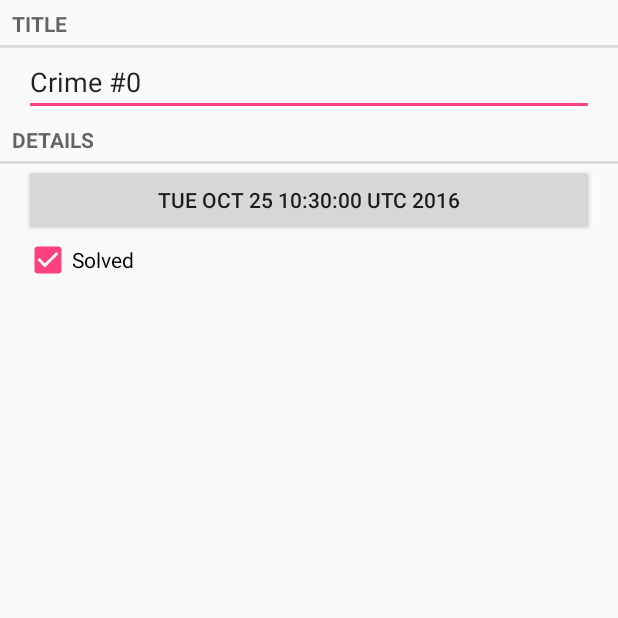
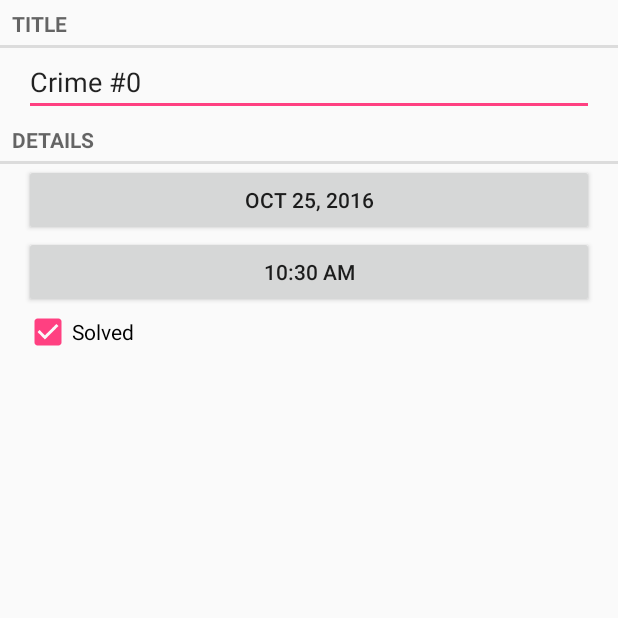
Before and after one commit to TheFirstJeffreyLee/CriminalIntent, an Android app: the CrimeFragment screen opened directly, with no data from a screen before it, on a phone screen of 412 x 824 dp, the top half of it. Run offline under Robolectric (Android 15) with nearby library versions, the phone set to English and light mode, and no system bars.

Commit message:
finished a challenge

```diff
--- a/app/src/main/java/com/bignerdranch/android/criminalintent/CrimeFragment.java
+++ b/app/src/main/java/com/bignerdranch/android/criminalintent/CrimeFragment.java
@@ -15,6 +15,9 @@ import android.widget.CheckBox;
 import android.widget.CompoundButton;
 import android.widget.EditText;
 
+import java.text.DateFormat;
+import java.text.SimpleDateFormat;
+import java.util.Calendar;
 import java.util.Date;
 import java.util.UUID;
 
@@ -25,10 +28,13 @@ import java.util.UUID;
 public class CrimeFragment extends android.support.v4.app.Fragment {
     public static final String ARG_CRIME_ID = "crime_id";
     public static final String DIALOG_DATE = "DialogDate";
+    public static final String DIALOG_TIME = "DialogTime";
     public static final int REQUEST_DATE = 0;
+    public static final int REQUEST_TIME = 1;
     private Crime mCrime;
     private EditText mTitleField;
     private Button mDateButton;
+    private Button mTimeButton;
     private CheckBox mSolvedCheckBox;
 
     @Override
@@ -62,7 +68,6 @@ public class CrimeFragment extends android.support.v4.app.Fragment {
         });
 
         mDateButton = (Button) v.findViewById(R.id.crime_date);
-        updateDate();
         mDateButton.setOnClickListener(new View.OnClickListener() {
             @Override
             public void onClick(View v) {
@@ -72,6 +77,19 @@ public class CrimeFragment extends android.support.v4.app.Fragment {
                 dialog.show(manager, DIALOG_DATE);
             }
         });
+
+        mTimeButton = (Button) v.findViewById(R.id.crime_time);
+        mTimeButton.setOnClickListener(new View.OnClickListener() {
+            @Override
+            public void onClick(View v) {
+                FragmentManager manager = getFragmentManager();
+                TimePickerFragment dialog = TimePickerFragment.newInstance(mCrime.getDate());
+                dialog.setTargetFragment(CrimeFragment.this, REQUEST_TIME);
+                dialog.show(manager, DIALOG_TIME);
+            }
+        });
+
+        updateDate();
 
         mSolvedCheckBox = (CheckBox) v.findViewById(R.id.crime_solved);
         mSolvedCheckBox.setChecked(mCrime.isSolved());
@@ -95,11 +113,20 @@ public class CrimeFragment extends android.support.v4.app.Fragment {
             Date date = (Date) data.getSerializableExtra(DatePickerFragment.EXTRA_DATE);
             mCrime.setDate(date);
             updateDate();
+        } else if (requestCode == REQUEST_TIME) {
+            Date date = (Date) data.getSerializableExtra(TimePickerFragment.EXTRA_TIME);
+            mCrime.setDate(date);
+            updateDate();
         }
     }
 
     private void updateDate() {
-        mDateButton.setText(mCrime.getDate().toString());
+        DateFormat df_date = new SimpleDateFormat("MMM d, yyyy");
+        DateFormat df_time = new SimpleDateFormat("h:m a");
+        String now_date = df_date.format(mCrime.getDate());
+        String now_time = df_time.format(mCrime.getDate());
+        mDateButton.setText(now_date);
+        mTimeButton.setText(now_time);
     }
 
     public static CrimeFragment newInstance(UUID crimeId) {
--- a/app/src/main/res/layout/fragment_crime.xml
+++ b/app/src/main/res/layout/fragment_crime.xml
@@ -31,6 +31,13 @@
         android:layout_marginLeft="16dp"
         android:layout_marginRight="16dp" />
 
+    <Button
+        android:layout_width="match_parent"
+        android:layout_height="wrap_content"
+        android:id="@+id/crime_time"
+        android:layout_marginLeft="16dp"
+        android:layout_marginRight="16dp" />
+
     <CheckBox
         android:layout_width="match_parent"
         android:layout_height="wrap_content"
--- a/app/src/main/res/values/strings.xml
+++ b/app/src/main/res/values/strings.xml
@@ -5,4 +5,5 @@
     <string name="crime_details_label">Details</string>
     <string name="crime_solved_label">Solved</string>
     <string name="date_picker_title">Date of crime:</string>
+    <string name="time_picker_title">Time of crime:</string>
 </resources>
```
Also changed, not shown: app/src/main/java/com/bignerdranch/android/criminalintent/TimePickerFragment.java (added, +83 -0 lines), app/src/main/res/layout/dialog_time.xml (added, +8 -0 lines).
